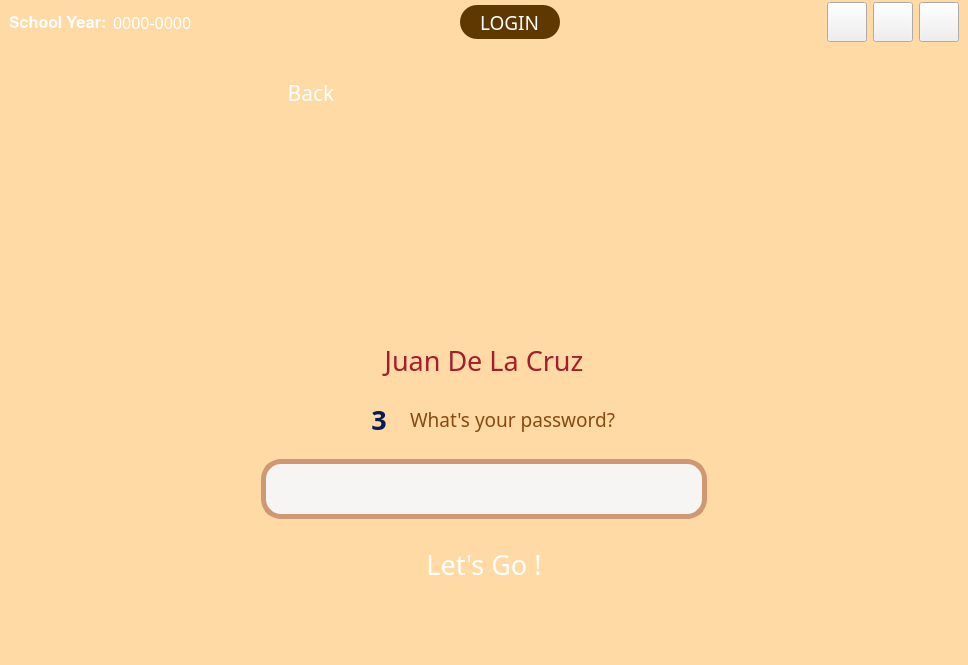
Qt form CAI_PyQt/CAI_Student/UI/FormLogin.ui (CPG19040/CPG19040) before a commit.
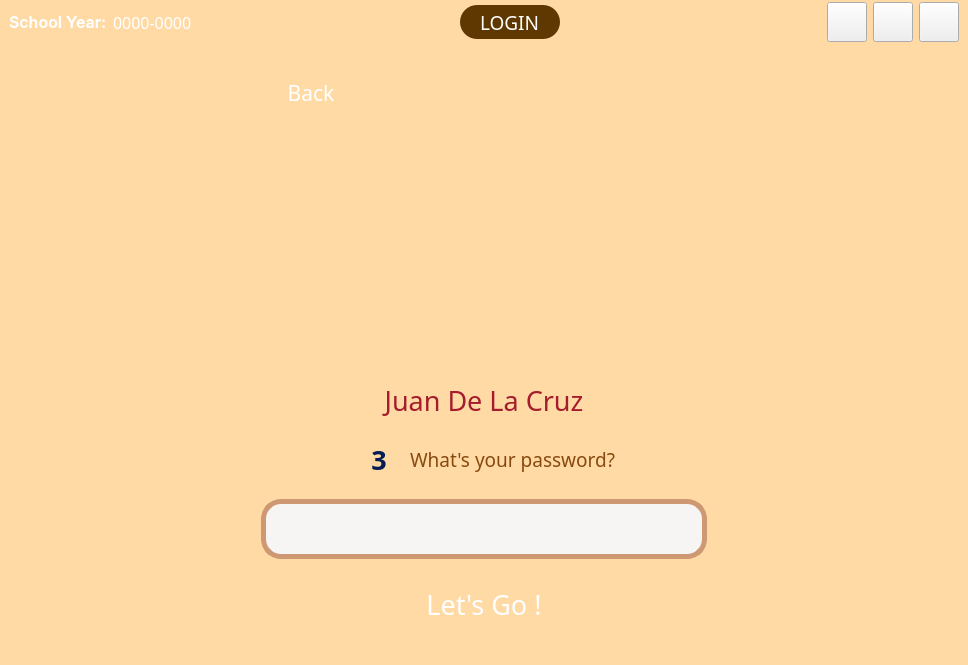
The same form after that commit. The open tabs and pages were chosen to show the change. Icons and pictures are not drawn.

The edit to the form file:
```diff
--- a/CAI_PyQt/CAI_Student/UI/FormLogin.ui
+++ b/CAI_PyQt/CAI_Student/UI/FormLogin.ui
@@ -871,9 +871,30 @@
              </item>
              <item>
               <widget class="QWidget" name="widget_7" native="true">
-               <layout class="QHBoxLayout" name="horizontalLayout_9">
-                <item>
+               <property name="minimumSize">
+                <size>
+                 <width>240</width>
+                 <height>240</height>
+                </size>
+               </property>
+               <property name="maximumSize">
+                <size>
+                 <width>240</width>
+                 <height>16777215</height>
+                </size>
+               </property>
+               <property name="styleSheet">
+                <string notr="true"/>
+               </property>
                  <widget class="QLabel" name="label_profile_pic">
+                <property name="geometry">
+                 <rect>
+                  <x>47</x>
+                  <y>46</y>
+                  <width>150</width>
+                  <height>150</height>
+                 </rect>
+                </property>
                   <property name="minimumSize">
                    <size>
                     <width>150</width>
@@ -910,8 +931,39 @@
                    <set>Qt::AlignCenter</set>
                   </property>
                  </widget>
-                </item>
-               </layout>
+               <widget class="QLabel" name="label_profile_pic_frame">
+                <property name="geometry">
+                 <rect>
+                  <x>10</x>
+                  <y>10</y>
+                  <width>221</width>
+                  <height>221</height>
+                 </rect>
+                </property>
+                <property name="font">
+                 <font>
+                  <family>Kissy Hugs</family>
+                  <pointsize>20</pointsize>
+                  <weight>75</weight>
+                  <bold>true</bold>
+                 </font>
+                </property>
+                <property name="styleSheet">
+                 <string notr="true">border-image: url(:/Images/Images/frame.png);</string>
+                </property>
+                <property name="text">
+                 <string/>
+                </property>
+                <property name="textFormat">
+                 <enum>Qt::PlainText</enum>
+                </property>
+                <property name="scaledContents">
+                 <bool>true</bool>
+                </property>
+                <property name="alignment">
+                 <set>Qt::AlignCenter</set>
+                </property>
+               </widget>
               </widget>
              </item>
              <item>
```
Lines whose indentation alone changed are shown as unchanged.
